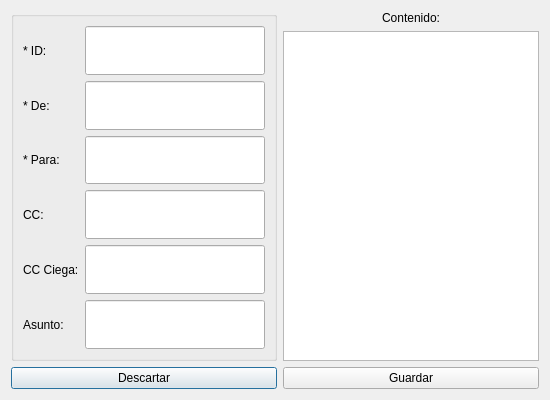
First picture: the form in agregar.ui, repository roblescristian4722/lector_correo, before the edit.
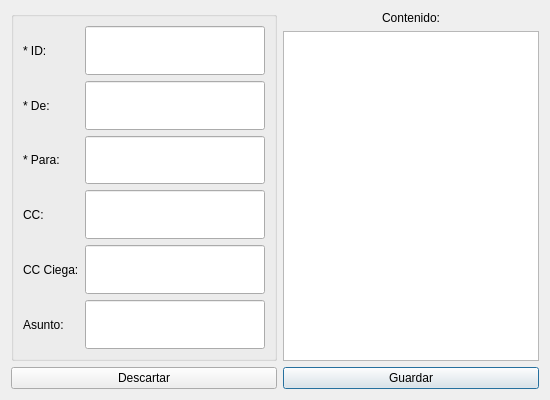
Second picture: the form after the edit.

What changed in the file:
```diff
--- a/agregar.ui
+++ b/agregar.ui
@@ -184,6 +184,12 @@
      <property name="text">
       <string>Guardar</string>
      </property>
+     <property name="autoDefault">
+      <bool>true</bool>
+     </property>
+     <property name="default">
+      <bool>true</bool>
+     </property>
     </widget>
    </item>
   </layout>
```
